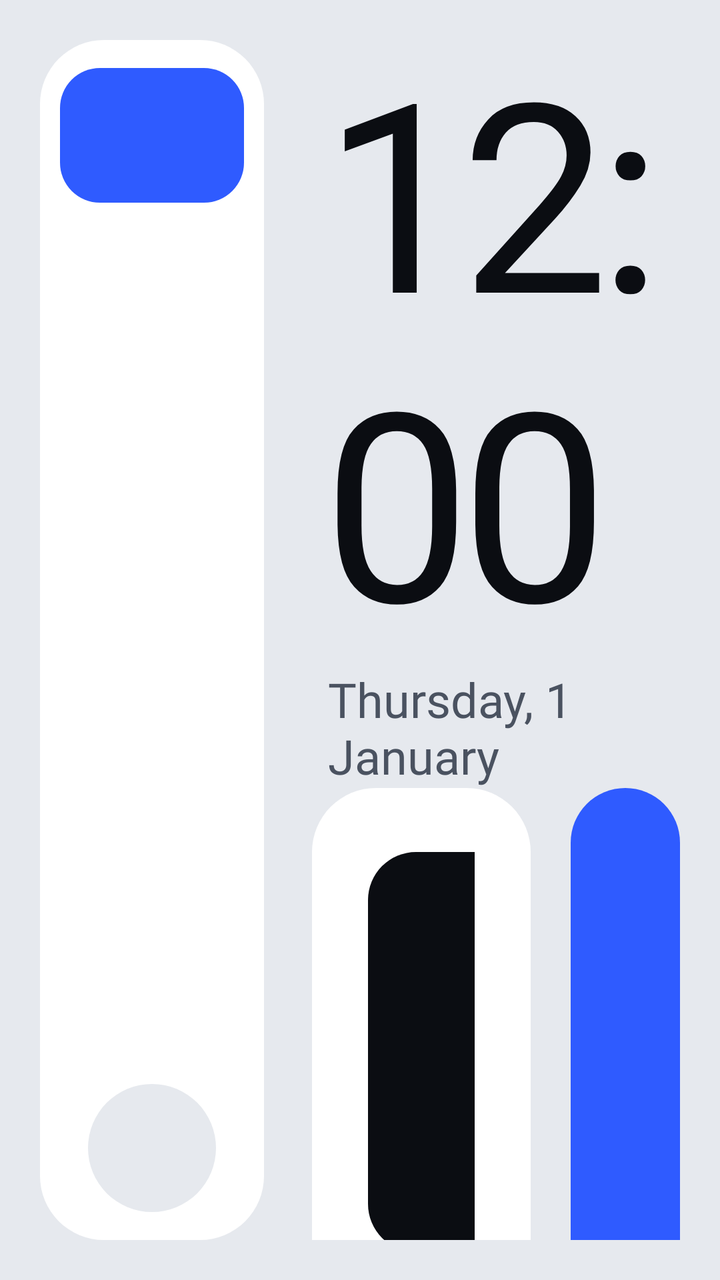
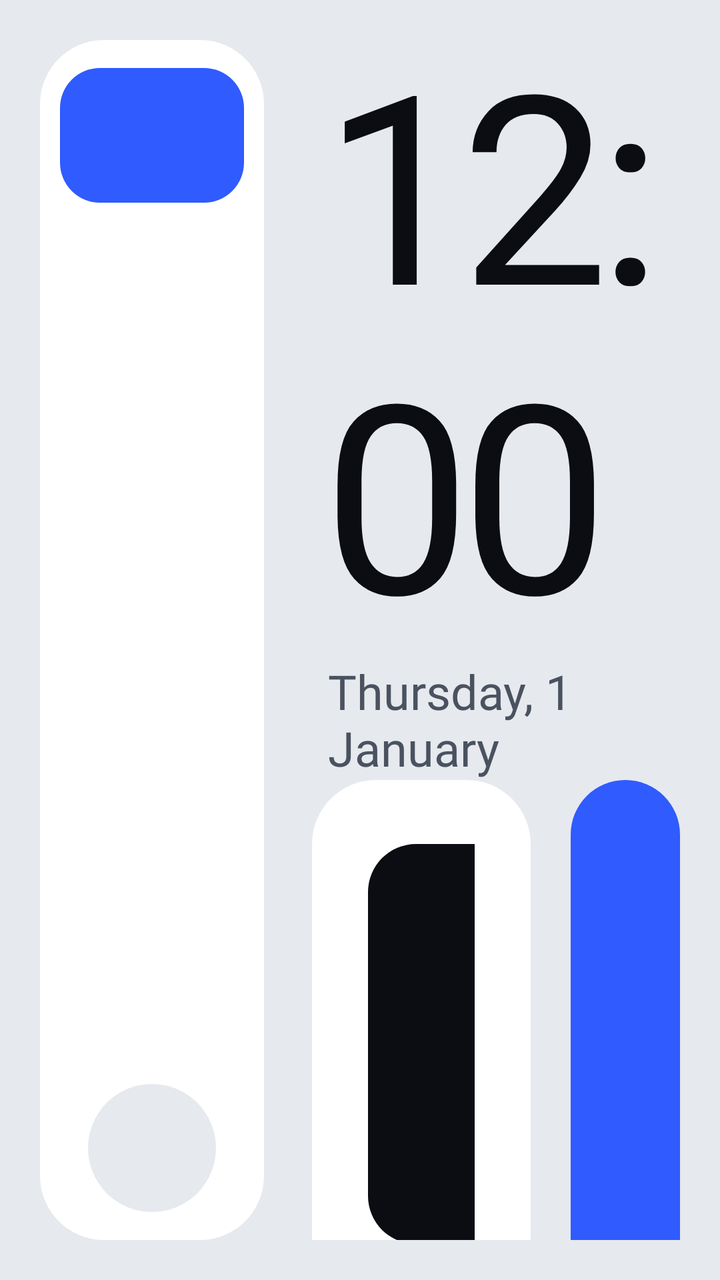

Screens rendered from an Android XML layout before and after an edit, with the pre-edit source and the edit as a unified diff.
<!-- AndroidManifest.xml: application theme Theme.CleanDash -->
<!-- res/layout/home_rail.xml -->
<?xml version="1.0" encoding="utf-8"?>
<LinearLayout xmlns:android="http://schemas.android.com/apk/res/android"
    android:layout_width="match_parent"
    android:layout_height="match_parent"
    android:background="@color/rail_bg"
    android:fitsSystemWindows="true"
    android:orientation="horizontal"
    android:padding="20dp">

    <LinearLayout
        android:layout_width="112dp"
        android:layout_height="match_parent"
        android:background="@drawable/rail_card"
        android:gravity="center_horizontal"
        android:orientation="vertical"
        android:paddingStart="10dp"
        android:paddingTop="12dp"
        android:paddingEnd="10dp"
        android:paddingBottom="14dp">

        <LinearLayout style="@style/Rail.Item" android:background="@drawable/rail_item_accent" android:tag="maps">
            <ImageView android:tag="icon" style="@style/Rail.ItemIcon" android:tint="@color/rail_on_accent" />
            <TextView android:tag="label" style="@style/Rail.ItemLabel" android:textColor="@color/rail_on_accent" />
        </LinearLayout>

        <LinearLayout style="@style/Rail.Item" android:tag="carplay">
            <ImageView android:tag="icon" style="@style/Rail.ItemIcon" />
            <TextView android:tag="label" style="@style/Rail.ItemLabel" />
        </LinearLayout>

        <LinearLayout style="@style/Rail.Item" android:tag="radio">
            <ImageView android:tag="icon" style="@style/Rail.ItemIcon" />
            <TextView android:tag="label" style="@style/Rail.ItemLabel" />
        </LinearLayout>

        <LinearLayout style="@style/Rail.Item" android:tag="music">
            <ImageView android:tag="icon" style="@style/Rail.ItemIcon" />
            <TextView android:tag="label" style="@style/Rail.ItemLabel" />
        </LinearLayout>

        <LinearLayout style="@style/Rail.Item" android:tag="bluetooth">
            <ImageView android:tag="icon" style="@style/Rail.ItemIcon" />
            <TextView android:tag="label" style="@style/Rail.ItemLabel" />
        </LinearLayout>

        <LinearLayout style="@style/Rail.Item" android:tag="eq">
            <ImageView android:tag="icon" style="@style/Rail.ItemIcon" />
            <TextView android:tag="label" style="@style/Rail.ItemLabel" />
        </LinearLayout>

        <LinearLayout style="@style/Rail.Item" android:tag="settings">
            <ImageView android:tag="icon" style="@style/Rail.ItemIcon" />
            <TextView android:tag="label" style="@style/Rail.ItemLabel" />
        </LinearLayout>

        <FrameLayout
            android:layout_width="64dp"
            android:layout_height="64dp"
            android:layout_marginTop="10dp"
            android:background="@drawable/rail_apps"
            android:tag="apps">

            <ImageView
                android:tag="icon"
                style="@style/Rail.ItemIcon"
                android:layout_gravity="center" />
        </FrameLayout>
    </LinearLayout>

    <LinearLayout
        android:layout_width="0dp"
        android:layout_height="match_parent"
        android:layout_marginStart="24dp"
        android:layout_weight="1"
        android:orientation="vertical">

        <LinearLayout
            android:layout_width="match_parent"
            android:layout_height="wrap_content"
            android:layout_marginStart="8dp"
            android:layout_marginTop="4dp"
            android:orientation="horizontal">

            
            <LinearLayout
                android:id="@+id/clock"
                android:layout_width="wrap_content"
                android:layout_height="wrap_content"
                android:background="?android:attr/selectableItemBackground"
                android:orientation="vertical">

                <TextClock
                    android:layout_width="wrap_content"
                    android:layout_height="wrap_content"
                    android:fontFamily="@font/space_grotesk_medium"
                    android:format12Hour="h:mm"
                    android:format24Hour="HH:mm"
                    android:includeFontPadding="false"
                    android:letterSpacing="-0.04"
                    android:textColor="@color/rail_text"
                    android:textSize="132sp" />

                <TextClock
                    android:layout_width="wrap_content"
                    android:layout_height="wrap_content"
                    android:fontFamily="@font/space_grotesk_medium"
                    android:format12Hour="EEEE, d MMMM"
                    android:format24Hour="EEEE, d MMMM"
                    android:textColor="@color/rail_muted"
                    android:textSize="24sp" />
            </LinearLayout>

            <Space
                android:layout_width="0dp"
                android:layout_height="1dp"
                android:layout_weight="1" />

            <TextView
                android:id="@+id/set_home"
                android:layout_width="wrap_content"
                android:layout_height="44dp"
                android:background="@drawable/rail_pill"
                android:fontFamily="@font/space_grotesk_semibold"
                android:gravity="center"
                android:paddingStart="22dp"
                android:paddingEnd="22dp"
                android:text="@string/set_home"
                android:textColor="@color/rail_accent"
                android:textSize="15sp"
                android:visibility="gone" />
        </LinearLayout>

        <Space
            android:layout_width="match_parent"
            android:layout_height="0dp"
            android:layout_weight="1" />

        <LinearLayout
            android:layout_width="match_parent"
            android:layout_height="264dp"
            android:orientation="horizontal">

            <LinearLayout
                android:id="@+id/media_card"
                android:layout_width="0dp"
                android:layout_height="match_parent"
                android:layout_weight="2"
                android:background="@drawable/rail_card"
                android:foreground="?android:attr/selectableItemBackground"
                android:gravity="center_vertical"
                android:orientation="horizontal"
                android:padding="28dp">

                <ImageView
                    android:id="@+id/media_art"
                    android:layout_width="200dp"
                    android:layout_height="200dp"
                    android:background="@drawable/rail_art"
                    android:importantForAccessibility="no"
                    android:padding="64dp"
                    android:src="@drawable/ic_music"
                    android:tint="@color/rail_on_accent" />

                <LinearLayout
                    android:layout_width="0dp"
                    android:layout_height="wrap_content"
                    android:layout_marginStart="28dp"
                    android:layout_weight="1"
                    android:orientation="vertical">

                    <TextView
                        android:id="@+id/media_title"
                        android:layout_width="match_parent"
                        android:layout_height="wrap_content"
                        android:ellipsize="end"
                        android:fontFamily="@font/space_grotesk_semibold"
                        android:singleLine="true"
                        android:textColor="@color/rail_text"
                        android:textSize="30sp" />

                    <TextView
                        android:id="@+id/media_artist"
                        android:layout_width="match_parent"
                        android:layout_height="wrap_content"
                        android:layout_marginTop="2dp"
                        android:ellipsize="end"
                        android:fontFamily="@font/space_grotesk_medium"
                        android:singleLine="true"
                        android:textColor="@color/rail_muted"
                        android:textSize="19sp" />

                    <FrameLayout
                        android:layout_width="match_parent"
                        android:layout_height="6dp"
                        android:layout_marginTop="18dp"
                        android:background="@drawable/rail_track">

                        <View
                            android:id="@+id/media_progress"
                            android:layout_width="match_parent"
                            android:layout_height="match_parent"
                            android:background="@drawable/rail_progress"
                            android:scaleX="0" />
                    </FrameLayout>

                    <LinearLayout
                        android:layout_width="wrap_content"
                        android:layout_height="wrap_content"
                        android:layout_marginTop="18dp"
                        android:gravity="center_vertical"
                        android:orientation="horizontal">

                        <ImageView
                            android:id="@+id/media_prev"
                            style="@style/Rail.Button"
                            android:contentDescription="@string/media_prev"
                            android:src="@drawable/ic_skip_previous" />

                        <ImageView
                            android:id="@+id/media_play"
                            android:layout_width="76dp"
                            android:layout_height="76dp"
                            android:layout_marginStart="16dp"
                            android:layout_marginEnd="16dp"
                            android:background="@drawable/rail_play"
                            android:contentDescription="@string/media_play"
                            android:padding="22dp"
                            android:src="@drawable/ic_play"
                            android:tint="@color/rail_on_accent" />

                        <ImageView
                            android:id="@+id/media_next"
                            style="@style/Rail.Button"
                            android:contentDescription="@string/media_next"
                            android:src="@drawable/ic_skip_next" />
                    </LinearLayout>
                </LinearLayout>
            </LinearLayout>

            <LinearLayout
                android:layout_width="0dp"
                android:layout_height="match_parent"
                android:layout_marginStart="20dp"
                android:layout_weight="1"
                android:background="@drawable/rail_carplay"
                android:orientation="vertical"
                android:padding="28dp"
                android:tag="carplay">

                <ImageView
                    android:tag="icon"
                    android:layout_width="48dp"
                    android:layout_height="48dp"
                    android:importantForAccessibility="no"
                    android:tint="@color/rail_on_accent" />

                <Space
                    android:layout_width="match_parent"
                    android:layout_height="0dp"
                    android:layout_weight="1" />

                <TextView
                    android:tag="label"
                    android:layout_width="wrap_content"
                    android:layout_height="wrap_content"
                    android:fontFamily="@font/space_grotesk_semibold"
                    android:textColor="@color/rail_on_accent"
                    android:textSize="32sp" />

                <TextView
                    android:layout_width="wrap_content"
                    android:layout_height="wrap_content"
                    android:fontFamily="@font/space_grotesk_medium"
                    android:text="@string/carplay_hint"
                    android:textColor="@color/rail_on_accent"
                    android:textSize="18sp" />
            </LinearLayout>
        </LinearLayout>
    </LinearLayout>
</LinearLayout>
<!-- resources referenced by this layout -->
<resources>
  <color name="rail_accent">#2F5BFF</color>
  <color name="rail_bg">#E6E9EE</color>
  <color name="rail_muted">#4A5260</color>
  <color name="rail_on_accent">#FFFFFF</color>
  <color name="rail_text">#0B0D12</color>
  <!-- drawable rail_apps (drawable) -->
  <?xml version="1.0" encoding="utf-8"?>
  <ripple xmlns:android="http://schemas.android.com/apk/res/android" android:color="@color/rail_pressed">
      <item><shape android:shape="oval"><solid android:color="@color/rail_bg" /></shape></item>
  </ripple>
  <!-- drawable rail_art (drawable) -->
  <?xml version="1.0" encoding="utf-8"?>
  <shape xmlns:android="http://schemas.android.com/apk/res/android" android:shape="rectangle"><solid android:color="@color/rail_text" /><corners android:radius="24dp" /></shape>
  <!-- drawable rail_card (drawable) -->
  <?xml version="1.0" encoding="utf-8"?>
  <shape xmlns:android="http://schemas.android.com/apk/res/android" android:shape="rectangle"><solid android:color="@color/rail_card" /><corners android:radius="32dp" /></shape>
  <!-- drawable rail_carplay (drawable) -->
  <?xml version="1.0" encoding="utf-8"?>
  <ripple xmlns:android="http://schemas.android.com/apk/res/android" android:color="#33FFFFFF">
      <item><shape android:shape="rectangle"><solid android:color="@color/rail_accent" /><corners android:radius="32dp" /></shape></item>
  </ripple>
  <!-- drawable rail_play (drawable) -->
  <?xml version="1.0" encoding="utf-8"?>
  <ripple xmlns:android="http://schemas.android.com/apk/res/android" android:color="#33FFFFFF">
      <item><shape android:shape="oval"><solid android:color="@color/rail_text" /></shape></item>
  </ripple>
  <!-- drawable rail_progress (drawable) -->
  <?xml version="1.0" encoding="utf-8"?>
  <shape xmlns:android="http://schemas.android.com/apk/res/android" android:shape="rectangle"><solid android:color="@color/rail_text" /><corners android:radius="3dp" /></shape>
  <!-- drawable rail_track (drawable) -->
  <?xml version="1.0" encoding="utf-8"?>
  <shape xmlns:android="http://schemas.android.com/apk/res/android" android:shape="rectangle"><solid android:color="@color/rail_bg" /><corners android:radius="3dp" /></shape>
  <string name="carplay_hint">Connect your phone</string>
  <string name="media_next">Next</string>
  <string name="media_play">Play or pause</string>
  <string name="media_prev">Previous</string>
  <string name="set_home">Set as Home</string>
  <style name="Rail.Button">
          <item name="android:layout_width">60dp</item>
          <item name="android:layout_height">60dp</item>
          <item name="android:padding">17dp</item>
          <item name="android:background">@drawable/rail_button</item>
          <item name="android:tint">@color/rail_text</item>
      </style>
  <style name="Rail.ItemIcon">
          <item name="android:layout_width">26dp</item>
          <item name="android:layout_height">26dp</item>
          <item name="android:importantForAccessibility">no</item>
          <item name="android:tint">@color/rail_text</item>
      </style>
  <color name="rail_pressed">#1F0B0D12</color>
  <color name="rail_card">#FFFFFF</color>
  <!-- drawable rail_button (drawable) -->
  <?xml version="1.0" encoding="utf-8"?>
  <ripple xmlns:android="http://schemas.android.com/apk/res/android" android:color="@color/rail_pressed">
      <item><shape android:shape="oval"><solid android:color="@color/rail_bg" /></shape></item>
  </ripple>
  <color name="background">#0E1116</color>
  <color name="accent">#4FC3F7</color>
  <color name="text">#F2F4F7</color>
  <color name="text_muted">#8A93A0</color>
  <style name="Theme.CleanDash.Dialog" parent="android:Theme.Material.Dialog.Alert">
          <item name="android:colorAccent">@color/accent</item>
      </style>
  <!-- unchanged entries left out for length: 10 -->
</resources>

<!-- the commit's change to res/layout/home_rail.xml (unified diff, before → after) -->
@@ -74,11 +74,17 @@
         android:layout_weight="1"
         android:orientation="vertical">
 
+        
+        <Space
+            android:layout_width="match_parent"
+            android:layout_height="0dp"
+            android:layout_weight="1" />
+
         <LinearLayout
             android:layout_width="match_parent"
             android:layout_height="wrap_content"
             android:layout_marginStart="8dp"
-            android:layout_marginTop="4dp"
+            android:gravity="center_vertical"
             android:orientation="horizontal">
 
             
